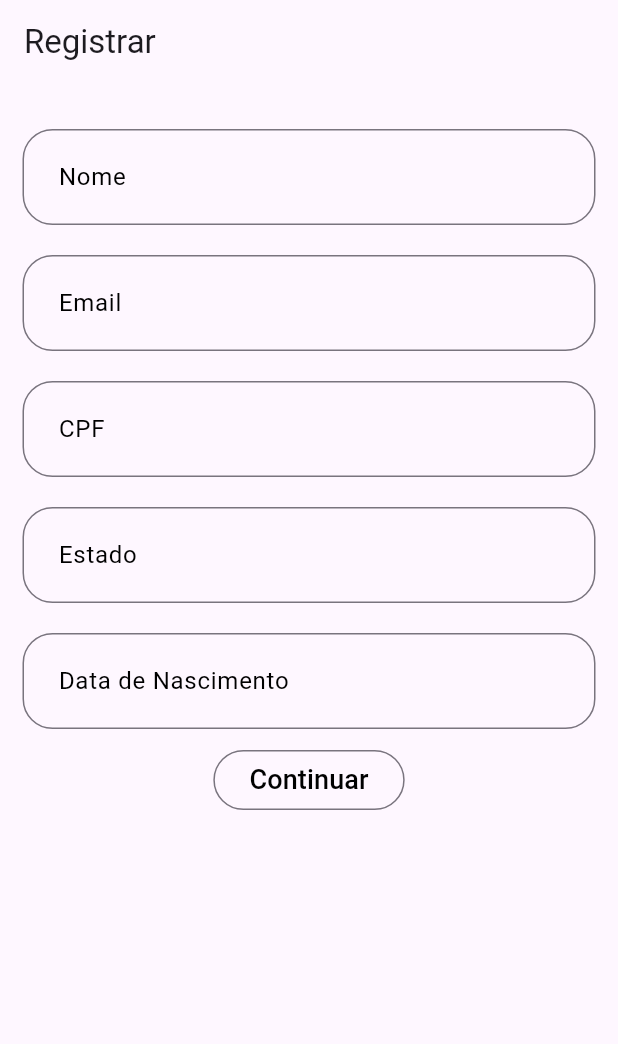
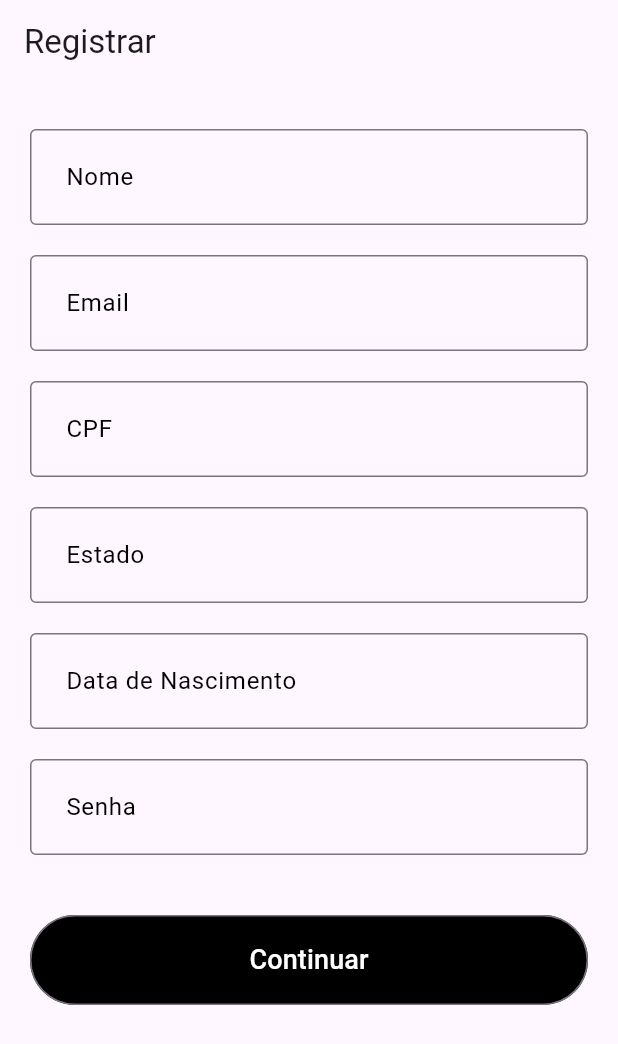
Before and after one commit to GilsonAndre/validated_form, a Flutter app: the screen it shows after launch, on a phone screen of 412 x 824 dp. Shown: the top 1044 px of the screen. Run offline on Flutter 3.47's test engine with Material 3 defaults, Android fonts, the phone set to English and light mode, and no system bars.

Commit message:
Editando theme

```diff
--- a/lib/pages/register_page.dart
+++ b/lib/pages/register_page.dart
@@ -12,22 +12,28 @@ class RegisterPage extends StatelessWidget {
       ),
       body: SingleChildScrollView(
         child: Padding(
-          padding: const EdgeInsets.symmetric(horizontal: 15),
+          padding: const EdgeInsets.symmetric(horizontal: 20),
           child: Column(
             children: [
               const SizedBox(
                 height: 20,
               ),
-              textFormField('Nome', 'Nome'),
-              textFormField('Email', 'Email'),
-              textFormField('CPF', 'CPF'),
-              textFormField('Estado', 'Estado'),
-              textFormField('Data de Nascimento', 'Data de Nascimento'),
-              OutlinedButton(
-                onPressed: () {},
-                child: const Text(
-                  'Continuar',
-                  style: TextStyle(fontSize: 18, color: Colors.black),
+              textFormField('Nome', 'Nome', false),
+              textFormField('Email', 'Email', false),
+              textFormField('CPF', 'CPF', false),
+              textFormField('Estado', 'Estado', false),
+              textFormField('Data de Nascimento', 'Data de Nascimento', false),
+              textFormField('senha', 'Senha', true),
+              const SizedBox(height: 30),
+              SizedBox(
+                height: 60,
+                width: MediaQuery.of(context).size.width,
+                child: OutlinedButton(
+                  onPressed: () {},
+                  child: const Text(
+                    'Continuar',
+                    style: TextStyle(fontSize: 18, color: Colors.white),
+                  ),
                 ),
               ),
             ],
--- a/lib/resources/theme.dart
+++ b/lib/resources/theme.dart
@@ -11,18 +11,12 @@ class AppTheme {
             borderSide: BorderSide(
               color: Colors.black,
             ),
-          borderRadius: BorderRadius.all(
-            Radius.circular(20),
-          ),
           ),
           errorBorder: OutlineInputBorder(
             borderSide: BorderSide(color: Colors.red),
           ),
           border: OutlineInputBorder(
             borderSide: BorderSide(color: Colors.black),
-          borderRadius: BorderRadius.all(
-            Radius.circular(20),
-          ),
           ),
           contentPadding: EdgeInsets.only(
             top: 20,
@@ -30,6 +24,11 @@ class AppTheme {
             left: 20,
           ),
         ),
-    );
+        outlinedButtonTheme: OutlinedButtonThemeData(
+          style: const ButtonStyle(
+            backgroundColor: WidgetStatePropertyAll(Colors.black),
+            //padding: WidgetStatePropertyAll(EdgeInsets.fromLTRB(150, 15, 150, 15))
+          ),
+        ));
   }
 }
--- a/lib/widgets/text_form_field.dart
+++ b/lib/widgets/text_form_field.dart
@@ -3,10 +3,12 @@ import 'package:flutter/material.dart';
 Widget textFormField(
   String hintText,
   String labelText,
+  bool obscureText
 ) {
   return Padding(
     padding: const EdgeInsets.only(top: 10, bottom: 10),
     child: TextFormField(
+      obscureText: obscureText,
       decoration: InputDecoration(
         hintText: hintText,
         labelText: labelText,
--- a/pubspec.yaml
+++ b/pubspec.yaml
@@ -45,7 +45,7 @@ dev_dependencies:
   # activated in the `analysis_options.yaml` file located at the root of your
   # package. See that file for information about deactivating specific lint
   # rules and activating additional ones.
-  flutter_lints: ^3.0.0
+  flutter_lints: ^4.0.0
 
 # For information on the generic Dart part of this file, see the
 # following page: https://dart.dev/tools/pub/pubspec
```
Also changed, not shown: pubspec.lock. Lines whose indentation alone changed are shown as unchanged.
